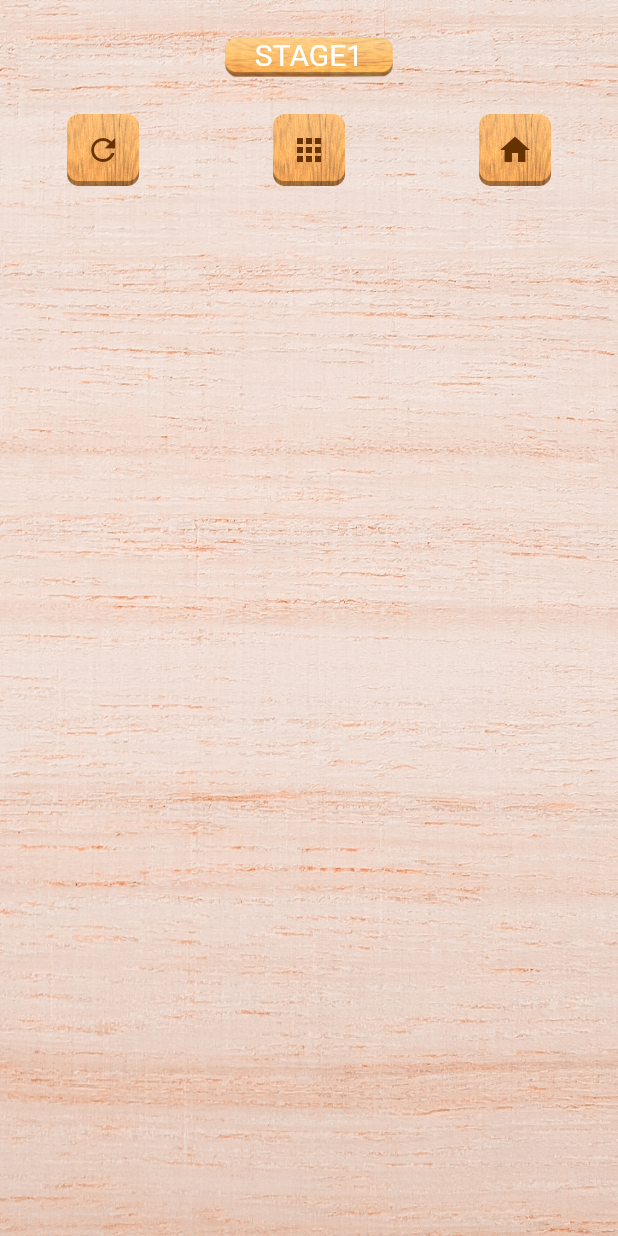
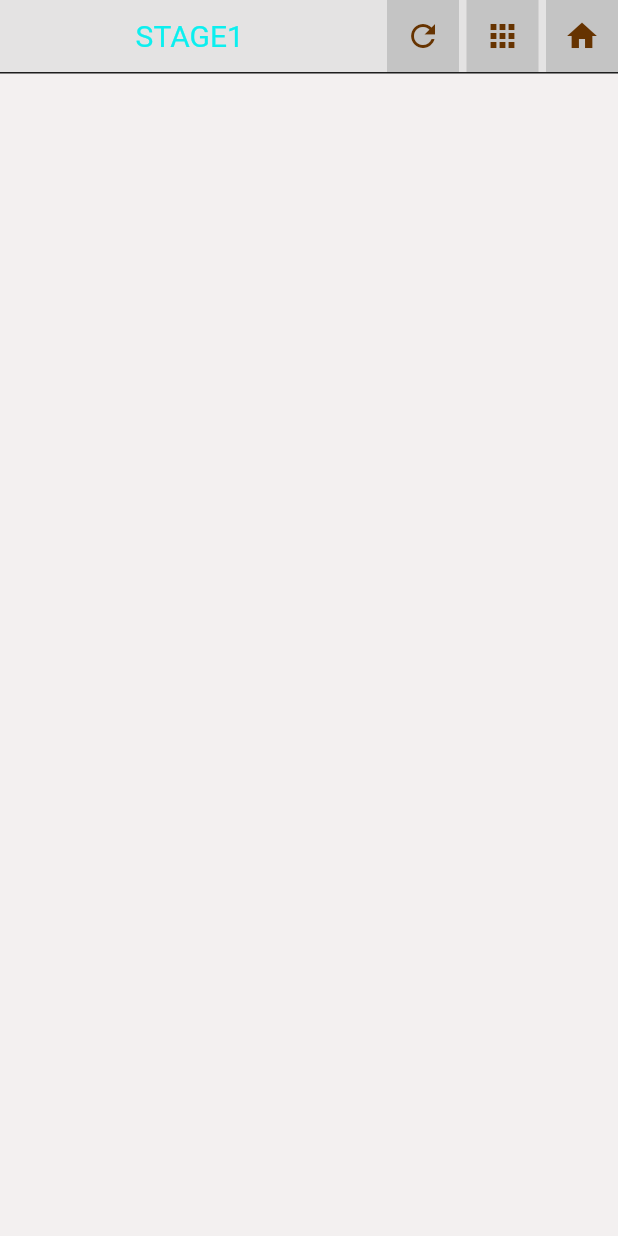
Before and after one commit to kura-kento/RicochetRobots_flutter, a Flutter app: the StageBuilder screen opened directly, on a phone screen of 412 x 824 dp. Run offline on Flutter 3.47's test engine with Material 2 defaults, Android fonts, the phone set to English and light mode, and no system bars; our stand-ins replace audioplayers, shared_preferences, sqflite; missing offline and left inert: flutter_google_ad_manager, flutter_store_listing, trotter; accounts and stored records are empty.

Commit message:
円の大きさ調整

```diff
--- a/lib/stages/stage_builder.dart
+++ b/lib/stages/stage_builder.dart
@@ -7,6 +7,7 @@ import 'package:ricochetrobotsapp/models/stage.dart';
 import 'package:ricochetrobotsapp/screen/stage_select.dart';
 import 'package:ricochetrobotsapp/screen/top_page.dart';
 import 'package:ricochetrobotsapp/utils/admob.dart';
+import 'package:ricochetrobotsapp/utils/app.dart';
 import 'package:ricochetrobotsapp/utils/database_help.dart';
 import 'package:ricochetrobotsapp/utils/page_animation.dart';
 import 'package:ricochetrobotsapp/utils/shared_prefs.dart';
@@ -74,60 +75,36 @@ class _StageBuilderState extends State<StageBuilder> {
   @override
   Widget build(BuildContext context) {
     return Container(
-      decoration: BoxDecoration(
-          image: DecorationImage(
-              image: AssetImage("assets/images/wood.png"),
-              fit: BoxFit.cover
-          )
-      ),
+      color: Colors.black87,
       child: SafeArea(
         child: Column(
           children: [
             Expanded(
               child: Scaffold(
                 body: Container(
-                  decoration: BoxDecoration(
-                    image: DecorationImage(
-                      image: AssetImage("assets/images/wood.png"),
-                      fit: BoxFit.cover
-                    )
-                  ),
+                  color: App.background,
                   child: Column(
                     children: [
-                      Expanded(
-                        child: Column(
-                          children: [
-                            Center(
-                              child: Container(
-                                  padding: EdgeInsets.only(top:25.0,bottom:28.0,left:20.0,right:20.0),
-                                  decoration: BoxDecoration(
-                                      image: DecorationImage(
-                                          image: AssetImage("assets/images/btn03_01_light.png"),
-                                      )
-                                  ),
-                                child: Text("STAGE${widget.id}",style: TextStyle(fontSize:20,color: Colors.white),))
-                            ),
-                            Row(
-                                mainAxisAlignment: MainAxisAlignment.spaceAround,
-                                children: iconButtons()
-                            ),
-                            Padding(padding: EdgeInsets.only(bottom:10.0),),
+                      statusBar(),
+                      Container(height: 150,),
                       Stack(
                         children: [
-                                Padding(
-                                  padding: const EdgeInsets.all(3.0),
+                          Container(
+                            color:Colors.red,
+                            child: Padding(
+                              padding: const EdgeInsets.all(0.0),
                               child: Column(children: tiles(),),
                             ),
-                                Padding(
-                                  padding: const EdgeInsets.all(5.0),
-                                  child: Stack(children: robot()),
                           ),
-
+                          Container(
+                           // color:Colors.black,
+                            child: Padding(
+                              padding: const EdgeInsets.all(0.0),
+                              child: Center(child: Stack(children: robot())),
+                            ),
+                          ),
                           Text('')
                         ],
-                            ),
-                          ],
-                        ),
                       ),
                     ],
                   ),
@@ -140,51 +117,83 @@ class _StageBuilderState extends State<StageBuilder> {
       ),
     );
   }
+
+  Widget statusBar(){
+    return Container(
+      decoration: BoxDecoration(
+        color: Color(0xFFE4E3E3),
+        border: Border(
+          bottom: BorderSide(
+              color: Colors.black87,
+              width: 1.0
+          ),
+        ),
+      ),
+      child: Row(
+        children: [
+          Expanded(
+            child: Center(
+              child: Text(
+                "STAGE${widget.id}",
+                style: TextStyle(
+                  fontSize: 20,
+                  color: Color(0xFF0CEFEF),
+                ),
+              ),
+            ),
+          ),
+          ...iconButtons()
+        ],
+      ),
+    );
+  }
+
+
   List<Widget> tiles() {
+    num squareSize = (MediaQuery.of(context).size.width - 8 - (App.borderWidth * stageRow)) / stageRow;
     List<Widget> _list = [];
     if(parameter!=null) {
       for (int i = 0; i < stageColumn; i++) {
-        List<Widget> a = [Container(height: 4.0, width: 4.0, color: Colors.white,)];
-        List<Widget> _listCache = [Container(height: (MediaQuery.of(context).size.width - 10 - (4 * stageRow)) / stageRow, width: 4.0, color: wallColors,)];
+        List<Widget> corner = [Container(height: App.borderHeight, width: App.borderWidth, color: App.background,)];
+        List<Widget> _listCache = [Container(height: squareSize, width: App.borderWidth, color: App.background,)];
         for (int j = 0; j < stageRow; j++) {
           _listCache.add(
             Container(
-                      height: (MediaQuery.of(context).size.width - 10 - (4 * stageRow)) / stageRow,
-                      width: (MediaQuery.of(context).size.width - 10 - (4 * stageRow)) / stageRow,
+              height: squareSize,
+              width: squareSize,
               color: parameter[i][j] != null && parameter[i][j] % 11 == 0 ? Color(0xfff07783): parameter[i][j] != null && parameter[i][j] % 210 == 0 ? wallColors: Colors.grey[300],
-//                      child: Text("${[i,j]}"),
               child: Text(""),
             ),
           );
           _listCache.add(
             Container(
-              height: (MediaQuery.of(context).size.width - 10 - (4 * stageRow)) / stageRow,
-              width: 4.0,
+              height: squareSize,
+              width: App.borderWidth,
               color: wallColor(i,j)
             )
           );
         }
         _list.add(Row(children: _listCache,));
         for (int j = 0; j < stageRow; j++) {
-          a.add(
+          corner.add(
             Container(
-              width: (MediaQuery.of(context).size.width - 10 - (4 * stageRow)) / stageRow,
-              height: 4.0,
+              width: squareSize,
+              height: App.borderHeight,
               color: wallColor2(i,j)
             )
           );
-          a.add(
+          corner.add(
             Container(
-              height: 4.0,
-              width: 4.0,
-              color: Colors.white,
+              height: App.borderHeight,
+              width: App.borderWidth,
+              color: App.background,
             )
           );
         }
         if(i == stageColumn-1) {
-          _list.insert(0, Row(children: a,));
+          _list.insert(0, Row(children: corner,));
         }
-        _list.add(Row(children: a,));
+        _list.add(Row(children: corner,));
       }
     }
     return _list;
@@ -192,6 +201,7 @@ class _StageBuilderState extends State<StageBuilder> {
   }
   Color wallColor(column,row){
     if(row == stageRow-1 ) {
+      return App.background;
       return wallColors;
     }
     if(parameter[column][row] == null ) {
@@ -205,10 +215,11 @@ class _StageBuilderState extends State<StageBuilder> {
         return wallColors;
       }
     }
-    return Colors.white;
+    return App.background;
   }
   Color wallColor2(column, row) {
     if(column == stageColumn-1 ) {
+      return App.background;
       return wallColors;
     }
     if(parameter[column][row] == null ) {
@@ -222,7 +233,7 @@ class _StageBuilderState extends State<StageBuilder> {
         return wallColors;
       }
     }
-    return Colors.white;
+    return App.background;
   }
 
   List<Widget>iconButtons() {
@@ -232,12 +243,8 @@ class _StageBuilderState extends State<StageBuilder> {
     for(int i = 0;i < _icons.length; i++) {
       _cache.add(
         Container(
-          decoration: BoxDecoration(
-              image: DecorationImage(
-                  image: AssetImage("assets/images/btn03_04_light.png"),
-                  fit: BoxFit.cover
-              )
-          ),
+          margin: EdgeInsets.only(left: 5.0),
+          color: Color(0xFFC4C4C4),
           child: IconButton(
             icon:Icon(
               _icons[i],
@@ -279,18 +286,20 @@ class _StageBuilderState extends State<StageBuilder> {
             }
           },
           child: Container(
-            height: (MediaQuery.of(context).size.width - 10),
-            width: (MediaQuery.of(context).size.width - 10),
+            height: (MediaQuery.of(context).size.width),
+            width: (MediaQuery.of(context).size.width),
             child: AnimatedAlign(
               alignment: robotsMap[mapIndex]["alignment"],
               duration: Duration(milliseconds: 500),
               child: Container(
-                margin: EdgeInsets.all(2.0+25.0/stageRow),
-                width: (MediaQuery.of(context).size.width-50-10-(4*stageRow)) / stageRow,
-                height: (MediaQuery.of(context).size.width-50-10-(4*stageRow)) / stageRow,
+                // color: Colors.red,
+                margin: EdgeInsets.all(App.borderWidth),
+                width: (MediaQuery.of(context).size.width - App.borderWidth - (App.borderWidth * stageRow)) / stageRow,
+                height: (MediaQuery.of(context).size.width - App.borderWidth - (App.borderWidth * stageRow)) / stageRow,
                 decoration: BoxDecoration(
                     color: robotsMap[mapIndex]["color"],
-                    borderRadius: BorderRadius.circular(100)),
+                    borderRadius: BorderRadius.circular(100),
+                ),
               ),
               curve: Curves.easeInOut,
             ),
--- /dev/null
+++ b/lib/utils/app.dart
@@ -0,0 +1,9 @@
+import 'package:flutter/material.dart';
+
+class App {
+  static const background = Color(0xFFF3F0F0);
+  static const panelColor = Color(0xFFE5E5E5);
+
+  static const num borderHeight = 8.0;
+  static const num borderWidth = 8.0;
+}
```
Lines whose indentation alone changed are shown as unchanged.
